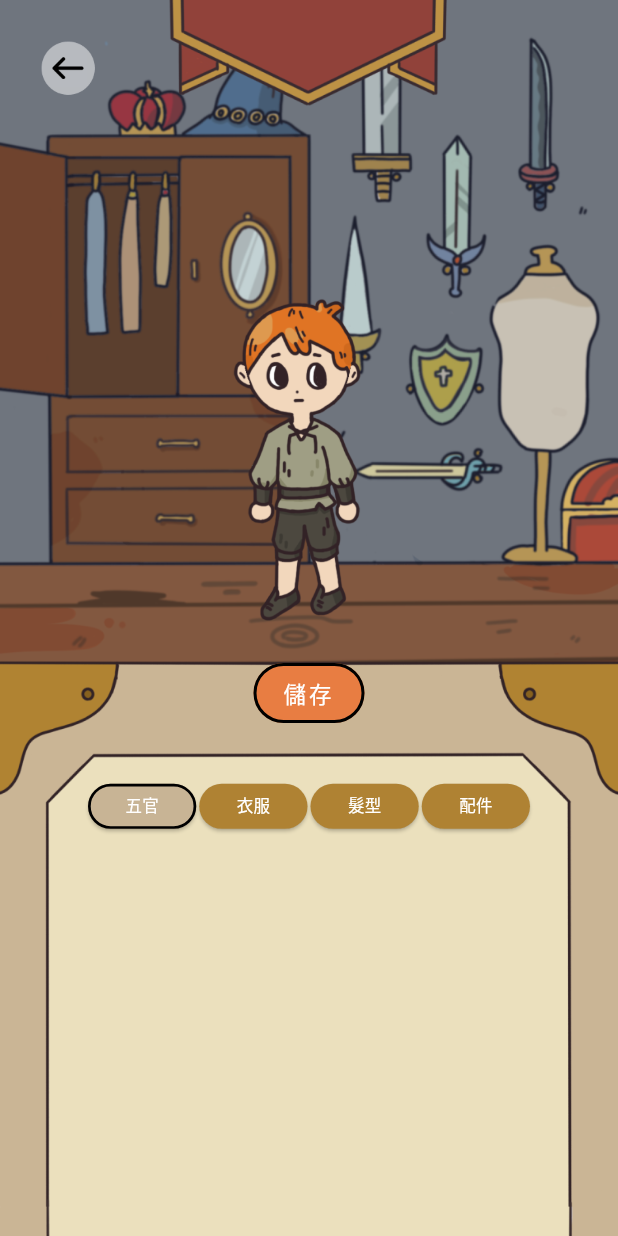
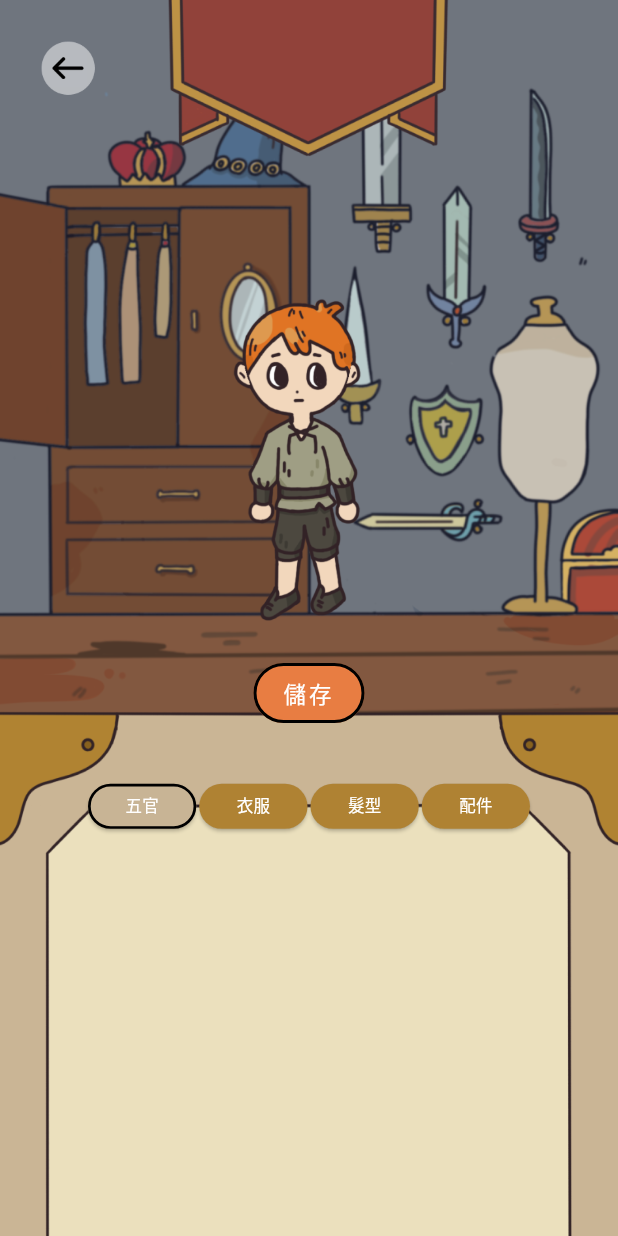
Before and after one commit to renfu-her/bocounty_app, a Flutter app: the EditPage screen opened directly, after a tap on "儲存", on a phone screen of 412 x 824 dp. Run offline on Flutter 3.47's test engine with Material 3 defaults, Android fonts, the phone set to English and light mode, and no system bars; our stand-ins replace dio, sqflite; missing offline and left inert: dart:ffi; accounts and stored records are empty; network calls fail.

Commit message:
update dart

```diff
--- a/lib/card/card1.dart
+++ b/lib/card/card1.dart
@@ -125,6 +125,7 @@ class _Card1PageState extends State<Card1Page> {
             image: DecorationImage(
               image: AssetImage('assets/images/getCard.png'),
               fit: BoxFit.cover,
+              alignment: Alignment.topCenter,
             ),
           ),
           child: Column(
--- a/lib/card/card2.dart
+++ b/lib/card/card2.dart
@@ -143,6 +143,7 @@ class _Card2PageState extends State<Card2Page> {
             image: DecorationImage(
               image: AssetImage('assets/images/getCard.png'),
               fit: BoxFit.cover,
+              alignment: Alignment.topCenter,
             ),
           ),
           child: Column(
--- a/lib/deal/caseInterest.dart
+++ b/lib/deal/caseInterest.dart
@@ -115,6 +115,7 @@ class _InterestPageState extends State<InterestPage>
               image: DecorationImage(
                 image: AssetImage('assets/images/background/interest.png'),
                 fit: BoxFit.cover,
+                alignment: Alignment.topCenter,
               ),
             ),
             child: Stack(
--- a/lib/deal/clientWrite.dart
+++ b/lib/deal/clientWrite.dart
@@ -90,6 +90,7 @@ class _ClientWriteState extends State<ClientWrite>
                 image:
                     AssetImage('assets/images/background/img-client-write.png'),
                 fit: BoxFit.cover,
+                alignment: Alignment.topCenter,
               ),
             ),
             child: Stack(
--- a/lib/deal/deal.dart
+++ b/lib/deal/deal.dart
@@ -117,6 +117,7 @@ class _DealPageState extends State<DealPage>
               image: DecorationImage(
                 image: AssetImage('assets/images/background/bg01.png'),
                 fit: BoxFit.cover,
+                alignment: Alignment.topCenter,
               ),
             ),
             child: Stack(
--- a/lib/deal/joinView.dart
+++ b/lib/deal/joinView.dart
@@ -110,6 +110,7 @@ class _JoinViewAllPageState extends State<JoinViewAllPage>
               image: DecorationImage(
                 image: AssetImage('assets/images/background/interest.png'),
                 fit: BoxFit.cover,
+                alignment: Alignment.topCenter,
               ),
             ),
             child: Stack(
--- a/lib/deal/joinViewDetail.dart
+++ b/lib/deal/joinViewDetail.dart
@@ -117,6 +117,7 @@ class _JoinViewDetailPageState extends State<JoinViewDetailPage>
               image: DecorationImage(
                 image: AssetImage('assets/images/background/interest.png'),
                 fit: BoxFit.cover,
+                alignment: Alignment.topCenter,
               ),
             ),
             child: Stack(
--- a/lib/guild/guild.dart
+++ b/lib/guild/guild.dart
@@ -89,6 +89,7 @@ class _GuildPageState extends State<GuildPage>
               image: DecorationImage(
                 image: AssetImage('assets/images/guild.png'),
                 fit: BoxFit.cover,
+                alignment: Alignment.topCenter,
               ),
             ),
             child: Stack(
--- a/lib/login/login.dart
+++ b/lib/login/login.dart
@@ -165,6 +165,7 @@ class _LoginPageState extends State<LoginPage> {
               image: DecorationImage(
                 image: AssetImage('assets/images/home/login.png'),
                 fit: BoxFit.cover,
+                alignment: Alignment.topCenter,
               ),
             ),
             child: Column(
--- a/lib/login/signin.dart
+++ b/lib/login/signin.dart
@@ -219,6 +219,7 @@ class _SignInPageState extends State<SignInPage> {
               image: DecorationImage(
                 image: AssetImage('assets/images/home/login.png'),
                 fit: BoxFit.cover,
+                alignment: Alignment.topCenter,
               ),
             ),
             child: Column(
--- a/lib/mail/mail.dart
+++ b/lib/mail/mail.dart
@@ -56,6 +56,7 @@ class _MailPageState extends State<MailPage> {
                       image: DecorationImage(
                         image: AssetImage('assets/images/mail/mail.png'),
                         fit: BoxFit.cover,
+                        alignment: Alignment.topCenter,
                       ),
                     ),
                     child: Column(
--- a/lib/message/msgCase.dart
+++ b/lib/message/msgCase.dart
@@ -91,6 +91,7 @@ class _MsgCasePageState extends State<MsgCasePage>
               image: DecorationImage(
                 image: AssetImage('assets/images/background/running.png'),
                 fit: BoxFit.cover,
+                alignment: Alignment.topCenter,
               ),
             ),
             child: Stack(
--- a/lib/message/msgJobViewDetail.dart
+++ b/lib/message/msgJobViewDetail.dart
@@ -104,6 +104,7 @@ class _MsgJobViewDetailPageState extends State<MsgJobViewDetailPage>
               image: DecorationImage(
                 image: AssetImage('assets/images/background/running.png'),
                 fit: BoxFit.cover,
+                alignment: Alignment.topCenter,
               ),
             ),
             child: Stack(
--- a/lib/setting.dart
+++ b/lib/setting.dart
@@ -54,6 +54,7 @@ class _SettingPageState extends State<SettingPage> {
               image: DecorationImage(
                 image: AssetImage('assets/images/home/login.png'),
                 fit: BoxFit.cover,
+                alignment: Alignment.topCenter,
               ),
             ),
             child: Column(
--- a/lib/shop.dart
+++ b/lib/shop.dart
@@ -134,6 +134,7 @@ class _ShopPageState extends State<ShopPage> {
                       image: DecorationImage(
                         image: AssetImage('assets/images/shop.png'),
                         fit: BoxFit.cover,
+                        alignment: Alignment.topCenter,
                       ),
                     ),
                     child: Column(
--- a/lib/user/edit.dart
+++ b/lib/user/edit.dart
@@ -249,19 +249,19 @@ class _EditPageState extends State<EditPage> {
     var data = {
       'update_list': [
         {
-          'item_id': hair,
+          'item_id': hair['id'],
           'action': 2,
         },
         {
-          'item_id': face,
+          'item_id': face['id'],
           'action': 2,
         },
         {
-          'item_id': clothes,
+          'item_id': clothes['id'],
           'action': 2,
         },
         {
-          'item_id': el,
+          'item_id': el['id'],
           'action': 2,
         },
       ]
@@ -351,7 +351,7 @@ class _EditPageState extends State<EditPage> {
           width: screenWidth,
           height: screenHeight,
           fit: BoxFit.cover,
-          alignment: Alignment.center,
+          alignment: Alignment.topCenter,
         ),
         Column(
           crossAxisAlignment: CrossAxisAlignment.start,
@@ -463,8 +463,8 @@ class _EditPageState extends State<EditPage> {
                     print("---");
                     // print(isears);
                     print("---");
-                    _changeItem(apiUrl, _hairID, _faceID, _clothesID, _elseID,
-                        _hairPID, _facePID, _clothesPID, _elsePID);
+                    _changeItem(apiUrl, _hair, _face, _clothes, _else, _hairPID,
+                        _facePID, _clothesPID, _elsePID);
                   },
                   child: const SizedBox(
                     width: 50,
--- a/lib/user/user.dart
+++ b/lib/user/user.dart
@@ -342,6 +342,7 @@ class _UserPageState extends State<UserPage> {
                 image: DecorationImage(
                   image: AssetImage('assets/images/user/background.png'),
                   fit: BoxFit.cover,
+                  alignment: Alignment.topCenter,
                 ),
               ),
               child: Column(
--- a/lib/writeguild.dart
+++ b/lib/writeguild.dart
@@ -216,6 +216,7 @@ class _RGuildPageState extends State<RGuildPage> {
                   image: DecorationImage(
                     image: AssetImage('assets/images/writeguild.png'),
                     fit: BoxFit.cover,
+                    alignment: Alignment.topCenter,
                   ),
                 ),
                 child: Column(
```
